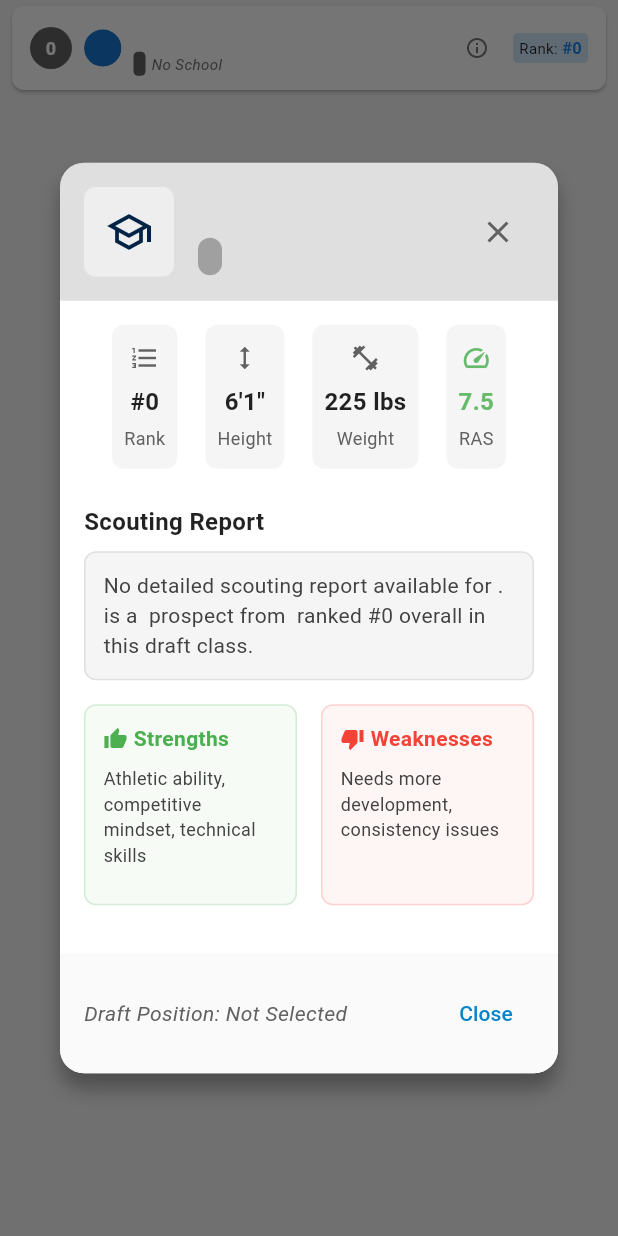
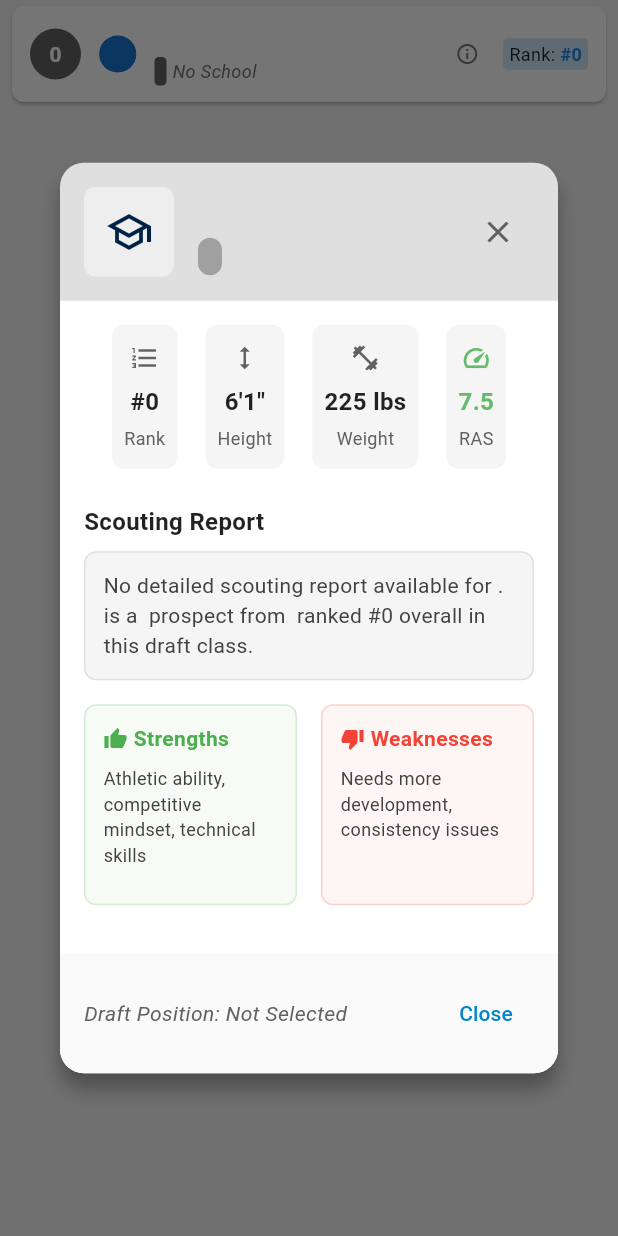
Before and after one commit to jackgruca/mds_home, a Flutter app: the AnimatedDraftPickCard widget shown alone on an empty page, opened directly with empty values, after a tap on an icon or button, on a phone screen of 412 x 824 dp. Run offline on Flutter 3.47's test engine with Material 3 defaults, Android fonts, the phone set to English and light mode, and no system bars; our stand-ins replace csv, shared_preferences; accounts and stored records are empty; network calls fail.

Commit message:
added constant text sizes

```diff
--- a/lib/utils/constants.dart
+++ b/lib/utils/constants.dart
@@ -18,6 +18,17 @@ class AppConstants {
 
   // API constants
   static const String espnTeamsApi = "https://site.api.espn.com/apis/site/v2/sports/football/nfl/teams";
+}
+
+class TextConstants {
+  // App-wide text sizing constants
+  static const double kAppBarTitleSize = 20.0;
+  static const double kTabLabelSize = 14.0;
+  static const double kSearchBarTextSize = 16.0;
+  static const double kCardTitleSize = 16.0;
+  static const double kCardSubtitleSize = 14.0;
+  static const double kCardDetailsSize = 12.0;
+  static const double kButtonTextSize = 14.0;
 }
 
 /// Collection of NFL teams
--- a/lib/widgets/draft/animated_draft_pick_card.dart
+++ b/lib/widgets/draft/animated_draft_pick_card.dart
@@ -65,6 +65,7 @@ class _AnimatedDraftPickCardState extends State<AnimatedDraftPickCard> with Sing
     super.dispose();
   }
 
+  // In animated_draft_pick_card.dart
 @override
 Widget build(BuildContext context) {
   final isDarkMode = Theme.of(context).brightness == Brightness.dark;
@@ -78,33 +79,34 @@ Widget build(BuildContext context) {
     opacity: _fadeAnimation,
     child: ScaleTransition(
       scale: _scaleAnimation,
+      child: SizedBox(
+        height: 72.0, // Matched to available players card height
         child: Card(
-        elevation: widget.isRecentPick ? 2.0 : 1.0, // Reduced elevation
-        margin: const EdgeInsets.symmetric(horizontal: 8.0, vertical: 4.0), // Adjusted margins
+          elevation: widget.isRecentPick ? 2.0 : 1.0,
+          margin: const EdgeInsets.symmetric(horizontal: 8.0, vertical: 4.0),
           shape: RoundedRectangleBorder(
             borderRadius: BorderRadius.circular(8.0),
             side: BorderSide(
               color: widget.isUserTeam ?
                   (isDarkMode ? Colors.blue.shade300 : Colors.blue) :
                   Colors.transparent,
-            width: widget.isUserTeam ? 1.5 : 0.0, // Thinner border
+              width: widget.isUserTeam ? 1.5 : 0.0,
             ),
           ),
           color: cardColor,
-        // Add InkWell wrap to make the card clickable when a player is selected
           child: InkWell(
             onTap: widget.draftPick.selectedPlayer != null
                 ? () => _showPlayerDetails(context, widget.draftPick.selectedPlayer!)
                 : null,
             borderRadius: BorderRadius.circular(8.0),
             child: Padding(
-            padding: const EdgeInsets.symmetric(horizontal: 12.0, vertical: 8.0), // Adjusted padding
+              padding: const EdgeInsets.symmetric(horizontal: 12.0, vertical: 8.0),
               child: Row(
                 children: [
-                // Pick number (make circle smaller)
+                  // Pick number circle
                   Container(
-                  width: 28.0, // Smaller size
-                  height: 28.0, // Smaller size
+                    width: 34.0,
+                    height: 34.0,
                     decoration: BoxDecoration(
                       shape: BoxShape.circle,
                       color: _getPickNumberColor(),
@@ -115,16 +117,16 @@ Widget build(BuildContext context) {
                         style: const TextStyle(
                           color: Colors.white,
                           fontWeight: FontWeight.bold,
-                        fontSize: 12.0, // Smaller font
+                          fontSize: 14.0, // Consistent text size
                         ),
                       ),
                     ),
                   ),
-                const SizedBox(width: 8.0),
+                  const SizedBox(width: 12.0),
 
                   // Team logo
                   _buildTeamLogo(widget.draftPick.teamName),
-                  const SizedBox(width: 8.0),
+                  const SizedBox(width: 12.0),
 
                   // Player info or Team Needs
                   Expanded(
@@ -139,7 +141,7 @@ Widget build(BuildContext context) {
                             widget.draftPick.selectedPlayer!.name,
                             style: TextStyle(
                               fontWeight: FontWeight.bold,
-                              fontSize: 14.0,
+                              fontSize: TextConstants.kCardTitleSize, // Consistent title size
                               color: isDarkMode ? Colors.white : Colors.black,
                             ),
                             overflow: TextOverflow.ellipsis,
@@ -159,34 +161,26 @@ Widget build(BuildContext context) {
                                   style: const TextStyle(
                                     color: Colors.white,
                                     fontWeight: FontWeight.bold,
-                                    fontSize: 10.0,
+                                    fontSize: TextConstants.kCardDetailsSize, // Consistent detail size
                                   ),
                                 ),
                               ),
                               // Show college logo instead of NFL team name
                               if (widget.draftPick.selectedPlayer!.school.isNotEmpty)
                                 SizedBox(
-                                  width: 20, // Smaller logo size
+                                  width: 20,
                                   height: 20,
                                   child: TeamLogoUtils.buildCollegeTeamLogo(
                                     widget.draftPick.selectedPlayer!.school,
                                     size: 20.0,
-                                    placeholderBuilder: (schoolName) => Text(
-                                      schoolName.split(' ').map((s) => s.isNotEmpty ? s[0] : '').join('').toUpperCase(),
-                                      style: TextStyle(
-                                        fontSize: 8,
-                                        color: isDarkMode ? Colors.white : Colors.black,
-                                        fontWeight: FontWeight.bold,
-                                      ),
-                                    ),
                                   ),
                                 )
                               else
                                 Text(
                                   'No School',
                                   style: TextStyle(
+                                    fontSize: TextConstants.kCardDetailsSize, // Consistent detail size
                                     color: isDarkMode ? Colors.grey[400] : Colors.grey[600],
-                                    fontSize: 10.0,
                                     fontStyle: FontStyle.italic,
                                   ),
                                 ),
@@ -204,7 +198,7 @@ Widget build(BuildContext context) {
                             widget.draftPick.teamName,
                             style: TextStyle(
                               fontWeight: FontWeight.bold,
-                              fontSize: 14.0,
+                              fontSize: TextConstants.kCardTitleSize, // Consistent title size
                               color: isDarkMode ? Colors.white : Colors.black,
                             ),
                             overflow: TextOverflow.ellipsis,
@@ -216,7 +210,7 @@ Widget build(BuildContext context) {
                               const Text(
                                 'Team Needs: ',
                                 style: TextStyle(
-                                  fontSize: 11.0,
+                                  fontSize: TextConstants.kCardSubtitleSize, // Consistent subtitle size
                                   fontStyle: FontStyle.italic,
                                   color: Colors.grey,
                                 ),
@@ -226,7 +220,7 @@ Widget build(BuildContext context) {
                                 Expanded(
                                   child: Wrap(
                                     spacing: 4.0,
-                                    runSpacing: 4.0, // Add some vertical spacing if wrapping occurs
+                                    runSpacing: 4.0,
                                     children: widget.teamNeeds!.take(3).map((need) =>
                                       Container(
                                         padding: const EdgeInsets.symmetric(horizontal: 4.0, vertical: 1.0),
@@ -241,7 +235,7 @@ Widget build(BuildContext context) {
                                           style: const TextStyle(
                                             color: Colors.white,
                                             fontWeight: FontWeight.bold,
-                                            fontSize: 10.0,
+                                            fontSize: TextConstants.kCardDetailsSize, // Consistent detail size
                                           ),
                                         ),
                                       )
@@ -253,7 +247,7 @@ Widget build(BuildContext context) {
                                   'No team needs data',
                                   style: TextStyle(
                                     color: isDarkMode ? Colors.grey[400] : Colors.grey[600],
-                                    fontSize: 11.0,
+                                    fontSize: TextConstants.kCardDetailsSize, // Consistent detail size
                                     fontStyle: FontStyle.italic,
                                   ),
                                 ),
@@ -267,7 +261,7 @@ Widget build(BuildContext context) {
                   Row(
                     mainAxisSize: MainAxisSize.min,
                     children: [
-                      // Trade icon if applicable (moved to the left)
+                      // Trade icon if applicable
                       if (widget.draftPick.tradeInfo != null && widget.draftPick.tradeInfo!.isNotEmpty)
                         Padding(
                           padding: const EdgeInsets.only(right: 4.0),
@@ -312,7 +306,7 @@ Widget build(BuildContext context) {
                                 'Rank: ',
                                 style: TextStyle(
                                   color: isDarkMode ? Colors.white : Colors.black87,
-                                  fontSize: 10.0,
+                                  fontSize: TextConstants.kCardDetailsSize, // Consistent detail size
                                 ),
                               ),
                               Text(
@@ -325,7 +319,7 @@ Widget build(BuildContext context) {
                                         widget.draftPick.pickNumber,
                                       ),
                                   fontWeight: FontWeight.bold,
-                                  fontSize: 11.0,
+                                  fontSize: TextConstants.kCardDetailsSize, // Consistent detail size
                                 ),
                               ),
                             ],
@@ -334,6 +328,7 @@ Widget build(BuildContext context) {
                     ],
                   )
                 ],
+              ),
             ),
           ),
         ),
```
Also changed, not shown: lib/screens/available_players_tab.dart (+9 -32 lines), lib/screens/draft_overview_screen.dart (+26 -49 lines). Lines whose indentation alone changed are shown as unchanged.
